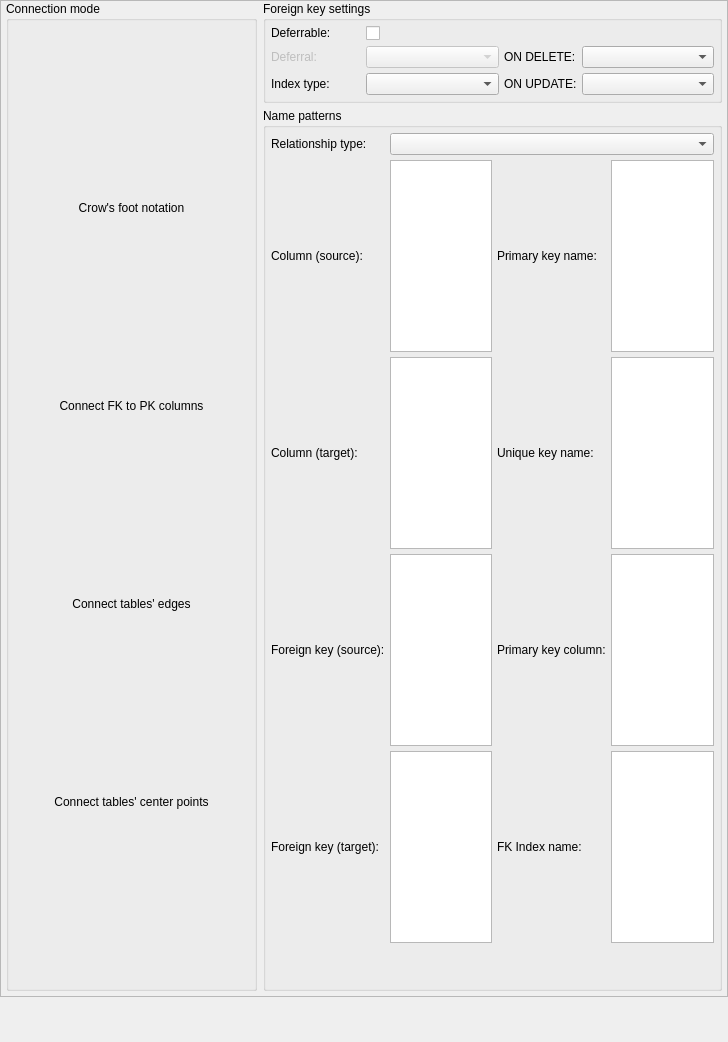
Qt form libs/libgui/ui/settings/relationshipconfigwidget.ui (maniac787/pgmodeler) before a commit.
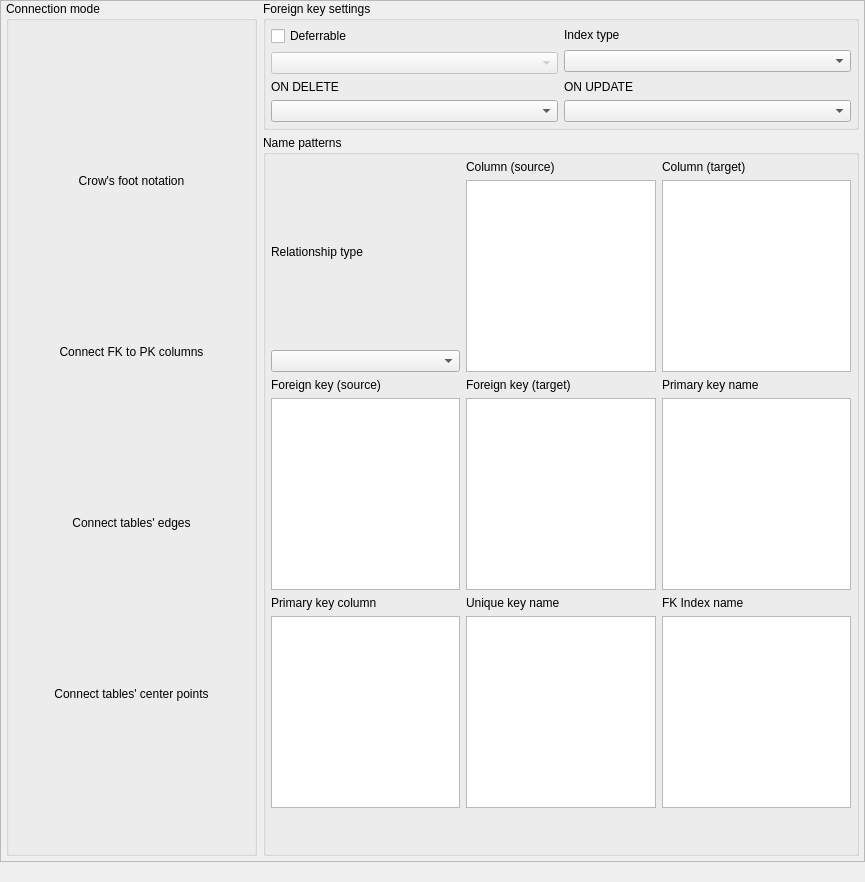
The same form after that commit. Icons and pictures are not drawn.

Commit message: Continue UI refinements: improve relationshipconfigwidget layout structure

Diff of the .ui file:
```diff
--- a/libs/libgui/ui/settings/relationshipconfigwidget.ui
+++ b/libs/libgui/ui/settings/relationshipconfigwidget.ui
@@ -6,8 +6,8 @@
    <rect>
     <x>0</x>
     <y>0</y>
-    <width>728</width>
-    <height>1042</height>
+    <width>865</width>
+    <height>882</height>
    </rect>
   </property>
   <property name="sizePolicy">
@@ -292,56 +292,34 @@
            <property name="bottomMargin">
             <number>5</number>
            </property>
-           <property name="spacing">
-            <number>5</number>
-           </property>
-           <item row="2" column="4">
-            <widget class="QComboBox" name="del_action_cmb">
+           <item row="0" column="0">
+            <layout class="QVBoxLayout" name="verticalLayout_4">
+             <item>
+              <widget class="QCheckBox" name="deferrable_chk">
              <property name="sizePolicy">
               <sizepolicy hsizetype="Expanding" vsizetype="Fixed">
                <horstretch>0</horstretch>
                <verstretch>0</verstretch>
               </sizepolicy>
              </property>
-             <property name="iconSize">
+               <property name="minimumSize">
               <size>
-               <width>28</width>
-               <height>28</height>
-              </size>
-             </property>
-            </widget>
-           </item>
-           <item row="3" column="4">
-            <widget class="QComboBox" name="upd_action_cmb">
-             <property name="sizePolicy">
-              <sizepolicy hsizetype="Expanding" vsizetype="Fixed">
-               <horstretch>0</horstretch>
-               <verstretch>0</verstretch>
-              </sizepolicy>
-             </property>
-             <property name="iconSize">
+                 <width>0</width>
+                 <height>0</height>
+                </size>
+               </property>
+               <property name="maximumSize">
               <size>
-               <width>28</width>
-               <height>28</height>
-              </size>
-             </property>
-            </widget>
-           </item>
-           <item row="2" column="3">
-            <widget class="QLabel" name="on_delete_lbl">
+                 <width>16777215</width>
+                 <height>16777215</height>
+                </size>
+               </property>
              <property name="text">
-              <string>ON DELETE:</string>
+                <string>Deferrable</string>
              </property>
             </widget>
            </item>
-           <item row="3" column="3">
-            <widget class="QLabel" name="on_update_lbl">
-             <property name="text">
-              <string>ON UPDATE:</string>
-             </property>
-            </widget>
-           </item>
-           <item row="2" column="2">
+             <item>
             <widget class="QComboBox" name="deferral_cmb">
              <property name="enabled">
               <bool>false</bool>
@@ -375,45 +353,11 @@
              </property>
             </widget>
            </item>
-           <item row="3" column="2">
-            <widget class="QComboBox" name="index_type_cmb">
-             <property name="sizePolicy">
-              <sizepolicy hsizetype="Expanding" vsizetype="Fixed">
-               <horstretch>0</horstretch>
-               <verstretch>0</verstretch>
-              </sizepolicy>
-             </property>
-            </widget>
+            </layout>
            </item>
-           <item row="2" column="1">
-            <widget class="QLabel" name="deferral_lbl">
-             <property name="enabled">
-              <bool>false</bool>
-             </property>
-             <property name="sizePolicy">
-              <sizepolicy hsizetype="Preferred" vsizetype="Fixed">
-               <horstretch>0</horstretch>
-               <verstretch>0</verstretch>
-              </sizepolicy>
-             </property>
-             <property name="minimumSize">
-              <size>
-               <width>0</width>
-               <height>0</height>
-              </size>
-             </property>
-             <property name="maximumSize">
-              <size>
-               <width>16777215</width>
-               <height>16777215</height>
-              </size>
-             </property>
-             <property name="text">
-              <string>Deferral:</string>
-             </property>
-            </widget>
-           </item>
-           <item row="3" column="1">
+           <item row="0" column="1">
+            <layout class="QVBoxLayout" name="verticalLayout_5">
+             <item>
             <widget class="QLabel" name="index_type_lbl">
              <property name="sizePolicy">
               <sizepolicy hsizetype="Preferred" vsizetype="Fixed">
@@ -434,59 +378,87 @@
               </size>
              </property>
              <property name="text">
-              <string>Index type:</string>
+                <string>Index type</string>
              </property>
             </widget>
            </item>
-           <item row="0" column="2">
-            <widget class="QCheckBox" name="deferrable_chk">
+             <item>
+              <widget class="QComboBox" name="index_type_cmb">
              <property name="sizePolicy">
               <sizepolicy hsizetype="Expanding" vsizetype="Fixed">
                <horstretch>0</horstretch>
                <verstretch>0</verstretch>
               </sizepolicy>
              </property>
-             <property name="minimumSize">
-              <size>
-               <width>0</width>
-               <height>0</height>
-              </size>
-             </property>
-             <property name="maximumSize">
-              <size>
-               <width>16777215</width>
-               <height>16777215</height>
-              </size>
-             </property>
+              </widget>
+             </item>
+            </layout>
+           </item>
+           <item row="1" column="0">
+            <layout class="QVBoxLayout" name="verticalLayout_7">
+             <item>
+              <widget class="QLabel" name="on_delete_lbl">
+               <property name="sizePolicy">
+                <sizepolicy hsizetype="Preferred" vsizetype="Fixed">
+                 <horstretch>0</horstretch>
+                 <verstretch>0</verstretch>
+                </sizepolicy>
+               </property>
              <property name="text">
-              <string/>
+                <string>ON DELETE</string>
              </property>
             </widget>
            </item>
-           <item row="0" column="1">
-            <widget class="QLabel" name="deferrable_lbl">
+             <item>
+              <widget class="QComboBox" name="del_action_cmb">
              <property name="sizePolicy">
-              <sizepolicy hsizetype="Preferred" vsizetype="Fixed">
+                <sizepolicy hsizetype="Expanding" vsizetype="Fixed">
                <horstretch>0</horstretch>
                <verstretch>0</verstretch>
               </sizepolicy>
              </property>
-             <property name="minimumSize">
+               <property name="iconSize">
               <size>
-               <width>90</width>
-               <height>0</height>
-              </size>
-             </property>
-             <property name="maximumSize">
-              <size>
-               <width>90</width>
-               <height>16777215</height>
-              </size>
+                 <width>28</width>
+                 <height>28</height>
+                </size>
+               </property>
+              </widget>
+             </item>
+            </layout>
+           </item>
+           <item row="1" column="1">
+            <layout class="QVBoxLayout" name="verticalLayout_8">
+             <item>
+              <widget class="QLabel" name="on_update_lbl">
+               <property name="sizePolicy">
+                <sizepolicy hsizetype="Preferred" vsizetype="Fixed">
+                 <horstretch>0</horstretch>
+                 <verstretch>0</verstretch>
+                </sizepolicy>
              </property>
              <property name="text">
-              <string>Deferrable:</string>
-             </property>
-            </widget>
+                <string>ON UPDATE</string>
+               </property>
+              </widget>
+             </item>
+             <item>
+              <widget class="QComboBox" name="upd_action_cmb">
+               <property name="sizePolicy">
+                <sizepolicy hsizetype="Expanding" vsizetype="Fixed">
+                 <horstretch>0</horstretch>
+                 <verstretch>0</verstretch>
+                </sizepolicy>
+               </property>
+               <property name="iconSize">
+                <size>
+                 <width>28</width>
+                 <height>28</height>
+                </size>
+               </property>
+              </widget>
+             </item>
+            </layout>
            </item>
           </layout>
          </widget>
@@ -494,17 +466,11 @@
         <item>
          <widget class="QGroupBox" name="name_patterns_grp">
           <property name="sizePolicy">
-           <sizepolicy hsizetype="Preferred" vsizetype="Expanding">
+           <sizepolicy hsizetype="Preferred" vsizetype="Preferred">
             <horstretch>0</horstretch>
             <verstretch>0</verstretch>
            </sizepolicy>
           </property>
-          <property name="minimumSize">
-           <size>
-            <width>0</width>
-            <height>0</height>
-           </size>
-          </property>
           <property name="font">
            <font>
             <italic>false</italic>
@@ -532,87 +498,20 @@
            <property name="bottomMargin">
             <number>5</number>
            </property>
-           <property name="spacing">
-            <number>5</number>
-           </property>
-           <item row="3" column="4">
-            <widget class="QPlainTextEdit" name="pk_col_pattern_txt">
-             <property name="sizePolicy">
-              <sizepolicy hsizetype="Expanding" vsizetype="Fixed">
-               <horstretch>0</horstretch>
-               <verstretch>0</verstretch>
-              </sizepolicy>
-             </property>
-             <property name="minimumSize">
-              <size>
-               <width>0</width>
-               <height>0</height>
-              </size>
-             </property>
-             <property name="maximumSize">
-              <size>
-               <width>16777215</width>
-               <height>16777215</height>
-              </size>
-             </property>
-             <property name="verticalScrollBarPolicy">
-              <enum>Qt::ScrollBarPolicy::ScrollBarAlwaysOff</enum>
-             </property>
-             <property name="horizontalScrollBarPolicy">
-              <enum>Qt::ScrollBarPolicy::ScrollBarAlwaysOff</enum>
-             </property>
-            </widget>
-           </item>
-           <item row="4" column="1">
-            <widget class="QPlainTextEdit" name="dst_fk_pattern_txt">
-             <property name="sizePolicy">
-              <sizepolicy hsizetype="Expanding" vsizetype="Fixed">
-               <horstretch>0</horstretch>
-               <verstretch>0</verstretch>
-              </sizepolicy>
-             </property>
-             <property name="minimumSize">
-              <size>
-               <width>0</width>
-               <height>0</height>
-              </size>
-             </property>
-             <property name="maximumSize">
-              <size>
-               <width>16777215</width>
-               <height>16777215</height>
-              </size>
-             </property>
-             <property name="verticalScrollBarPolicy">
-              <enum>Qt::ScrollBarPolicy::ScrollBarAlwaysOff</enum>
-             </property>
-             <property name="horizontalScrollBarPolicy">
-              <enum>Qt::ScrollBarPolicy::ScrollBarAlwaysOff</enum>
-             </property>
-            </widget>
-           </item>
-           <item row="2" column="0">
+           <item row="0" column="2">
+            <layout class="QVBoxLayout" name="verticalLayout_11">
+             <item>
             <widget class="QLabel" name="dst_col_pattern_lbl">
              <property name="toolTip">
               <string>Pattern for columns generated based upon target table's pk (n-n).</string>
              </property>
              <property name="text">
-              <string>Column (target):</string>
+                <string>Column (target)</string>
              </property>
             </widget>
            </item>
-           <item row="4" column="0">
-            <widget class="QLabel" name="dst_fk_pattern_lbl">
-             <property name="toolTip">
-              <string>Pattern for foreign key generated based upon target table's pk (n-n).</string>
-             </property>
-             <property name="text">
-              <string>Foreign key (target):</string>
-             </property>
-            </widget>
-           </item>
-           <item row="1" column="1">
-            <widget class="QPlainTextEdit" name="src_col_pattern_txt">
+             <item>
+              <widget class="QPlainTextEdit" name="dst_col_pattern_txt">
              <property name="sizePolicy">
               <sizepolicy hsizetype="Expanding" vsizetype="Fixed">
                <horstretch>0</horstretch>
@@ -639,7 +538,21 @@
              </property>
             </widget>
            </item>
-           <item row="2" column="4">
+            </layout>
+           </item>
+           <item row="2" column="1">
+            <layout class="QVBoxLayout" name="verticalLayout_12">
+             <item>
+              <widget class="QLabel" name="uq_pattern_lbl">
+               <property name="toolTip">
+                <string>Pattern for unique key generated by the relationship.</string>
+               </property>
+               <property name="text">
+                <string>Unique key name</string>
+               </property>
+              </widget>
+             </item>
+             <item>
             <widget class="QPlainTextEdit" name="uq_pattern_txt">
              <property name="sizePolicy">
               <sizepolicy hsizetype="Expanding" vsizetype="Fixed">
@@ -667,14 +580,18 @@
              </property>
             </widget>
            </item>
+            </layout>
+           </item>
            <item row="0" column="0">
+            <layout class="QVBoxLayout" name="verticalLayout_17">
+             <item>
             <widget class="QLabel" name="label">
              <property name="text">
-              <string>Relationship type:</string>
+                <string>Relationship type</string>
              </property>
             </widget>
            </item>
-           <item row="0" column="1" colspan="4">
+             <item>
             <widget class="QComboBox" name="rel_type_cmb">
              <property name="iconSize">
               <size>
@@ -684,36 +601,22 @@
              </property>
             </widget>
            </item>
-           <item row="3" column="1">
-            <widget class="QPlainTextEdit" name="src_fk_pattern_txt">
-             <property name="sizePolicy">
-              <sizepolicy hsizetype="Expanding" vsizetype="Fixed">
-               <horstretch>0</horstretch>
-               <verstretch>0</verstretch>
-              </sizepolicy>
-             </property>
-             <property name="minimumSize">
-              <size>
-               <width>0</width>
-               <height>0</height>
-              </size>
-             </property>
-             <property name="maximumSize">
-              <size>
-               <width>16777215</width>
-               <height>16777215</height>
-              </size>
-             </property>
-             <property name="verticalScrollBarPolicy">
-              <enum>Qt::ScrollBarPolicy::ScrollBarAlwaysOff</enum>
-             </property>
-             <property name="horizontalScrollBarPolicy">
-              <enum>Qt::ScrollBarPolicy::ScrollBarAlwaysOff</enum>
-             </property>
-            </widget>
-           </item>
-           <item row="1" column="4">
-            <widget class="QPlainTextEdit" name="pk_pattern_txt">
+            </layout>
+           </item>
+           <item row="1" column="1">
+            <layout class="QVBoxLayout" name="verticalLayout_15">
+             <item>
+              <widget class="QLabel" name="dst_fk_pattern_lbl">
+               <property name="toolTip">
+                <string>Pattern for foreign key generated based upon target table's pk (n-n).</string>
+               </property>
+               <property name="text">
+                <string>Foreign key (target)</string>
+               </property>
+              </widget>
+             </item>
+             <item>
+              <widget class="QPlainTextEdit" name="dst_fk_pattern_txt">
              <property name="sizePolicy">
               <sizepolicy hsizetype="Expanding" vsizetype="Fixed">
                <horstretch>0</horstretch>
@@ -740,18 +643,22 @@
              </property>
             </widget>
            </item>
-           <item row="3" column="2" colspan="2">
+            </layout>
+           </item>
+           <item row="2" column="0">
+            <layout class="QVBoxLayout" name="verticalLayout_14">
+             <item>
             <widget class="QLabel" name="pk_col_pattern_lbl">
              <property name="toolTip">
               <string>Pattern for primary key generated by identifier relationship.</string>
              </property>
              <property name="text">
-              <string>Primary key column:</string>
+                <string>Primary key column</string>
              </property>
             </widget>
            </item>
-           <item row="4" column="4">
-            <widget class="QPlainTextEdit" name="fk_idx_pattern_txt">
+             <item>
+              <widget class="QPlainTextEdit" name="pk_col_pattern_txt">
              <property name="sizePolicy">
               <sizepolicy hsizetype="Expanding" vsizetype="Fixed">
                <horstretch>0</horstretch>
@@ -778,58 +685,148 @@
              </property>
             </widget>
            </item>
-           <item row="4" column="2">
+            </layout>
+           </item>
+           <item row="1" column="0">
+            <layout class="QVBoxLayout" name="verticalLayout_13">
+             <item>
+              <widget class="QLabel" name="src_fk_pattern_lbl">
+               <property name="toolTip">
+                <string>Pattern for foreign key generated based upon reference table's pk (1-1 and 1-n) or based upon source table's pk (n-n).</string>
+               </property>
+               <property name="text">
+                <string>Foreign key (source)</string>
+               </property>
+              </widget>
+             </item>
+             <item>
+              <widget class="QPlainTextEdit" name="src_fk_pattern_txt">
+               <property name="sizePolicy">
+                <sizepolicy hsizetype="Expanding" vsizetype="Fixed">
+                 <horstretch>0</horstretch>
+                 <verstretch>0</verstretch>
+                </sizepolicy>
+               </property>
+               <property name="minimumSize">
+                <size>
+                 <width>0</width>
+                 <height>0</height>
+                </size>
+               </property>
+               <property name="maximumSize">
+                <size>
+                 <width>16777215</width>
+                 <height>16777215</height>
+                </size>
+               </property>
+               <property name="verticalScrollBarPolicy">
+                <enum>Qt::ScrollBarPolicy::ScrollBarAlwaysOff</enum>
+               </property>
+               <property name="horizontalScrollBarPolicy">
+                <enum>Qt::ScrollBarPolicy::ScrollBarAlwaysOff</enum>
+               </property>
+              </widget>
+             </item>
+            </layout>
+           </item>
+           <item row="2" column="2">
+            <layout class="QVBoxLayout" name="verticalLayout_16">
+             <item>
             <widget class="QLabel" name="fk_idx_pattern_lbl">
              <property name="toolTip">
               <string>Pattern for unique key generated by the relationship.</string>
              </property>
              <property name="text">
-              <string>FK Index name:</string>
+                <string>FK Index name</string>
              </property>
             </widget>
            </item>
-           <item row="1" column="2">
-            <widget class="QLabel" name="pk_pattern_lbl">
-             <property name="toolTip">
-              <string>Pattern for primary key generated by identifier relationship.</string>
-             </property>
-             <property name="text">
-              <string>Primary key name:</string>
-             </property>
-            </widget>
-           </item>
-           <item row="2" column="2">
-            <widget class="QLabel" name="uq_pattern_lbl">
-             <property name="toolTip">
-              <string>Pattern for unique key generated by the relationship.</string>
-             </property>
-             <property name="text">
-              <string>Unique key name:</string>
-             </property>
-            </widget>
-           </item>
-           <item row="1" column="0">
+             <item>
+              <widget class="QPlainTextEdit" name="fk_idx_pattern_txt">
+               <property name="sizePolicy">
+                <sizepolicy hsizetype="Expanding" vsizetype="Fixed">
+                 <horstretch>0</horstretch>
+                 <verstretch>0</verstretch>
+                </sizepolicy>
+               </property>
+               <property name="minimumSize">
+                <size>
+                 <width>0</width>
+                 <height>0</height>
+                </size>
+               </property>
+               <property name="maximumSize">
+                <size>
+                 <width>16777215</width>
+                 <height>16777215</height>
+                </size>
+               </property>
+               <property name="verticalScrollBarPolicy">
+                <enum>Qt::ScrollBarPolicy::ScrollBarAlwaysOff</enum>
+               </property>
+               <property name="horizontalScrollBarPolicy">
+                <enum>Qt::ScrollBarPolicy::ScrollBarAlwaysOff</enum>
+               </property>
+              </widget>
+             </item>
+            </layout>
+           </item>
+           <item row="0" column="1">
+            <layout class="QVBoxLayout" name="verticalLayout_9">
+             <item>
             <widget class="QLabel" name="src_col_pattern_lbl">
              <property name="toolTip">
               <string>Pattern for columns generated based upon reference table's pk (1-1 and 1-n) or based upon source table's pk (n-n).</string>
              </property>
              <property name="text">
-              <string>Column (source):</string>
+                <string>Column (source)</string>
              </property>
             </widget>
            </item>
-           <item row="3" column="0">
-            <widget class="QLabel" name="src_fk_pattern_lbl">
+             <item>
+              <widget class="QPlainTextEdit" name="src_col_pattern_txt">
+               <property name="sizePolicy">
+                <sizepolicy hsizetype="Expanding" vsizetype="Fixed">
+                 <horstretch>0</horstretch>
+                 <verstretch>0</verstretch>
+                </sizepolicy>
+               </property>
+               <property name="minimumSize">
+                <size>
+                 <width>0</width>
+                 <height>0</height>
+                </size>
+               </property>
+               <property name="maximumSize">
+                <size>
+                 <width>16777215</width>
+                 <height>16777215</height>
+                </size>
+               </property>
+               <property name="verticalScrollBarPolicy">
+                <enum>Qt::ScrollBarPolicy::ScrollBarAlwaysOff</enum>
+               </property>
+               <property name="horizontalScrollBarPolicy">
+                <enum>Qt::ScrollBarPolicy::ScrollBarAlwaysOff</enum>
+               </property>
+              </widget>
+             </item>
+            </layout>
+           </item>
+           <item row="1" column="2">
+            <layout class="QVBoxLayout" name="verticalLayout_10">
+             <item>
+              <widget class="QLabel" name="pk_pattern_lbl">
              <property name="toolTip">
               <string>Pattern for foreign key generated based upon reference table's pk (1-1 and 1-n) or based upon source table's pk (n-n).</string>
              </property>
              <property name="text">
-              <string>Foreign key (source):</string>
+                <string>Primary key name</string>
              </property>
             </widget>
            </item>
-           <item row="2" column="1">
-            <widget class="QPlainTextEdit" name="dst_col_pattern_txt">
+             <item>
+              <widget class="QPlainTextEdit" name="pk_pattern_txt">
              <property name="sizePolicy">
               <sizepolicy hsizetype="Expanding" vsizetype="Fixed">
                <horstretch>0</horstretch>
@@ -856,7 +853,9 @@
              </property>
             </widget>
            </item>
-           <item row="5" column="2">
+            </layout>
+           </item>
+           <item row="3" column="0" colspan="2">
             <spacer name="verticalSpacer">
              <property name="orientation">
               <enum>Qt::Orientation::Vertical</enum>
```
Left out of the diff: 2 changed lines with no effect on the pictures. Lines whose indentation alone changed are shown as unchanged. The commit also changes 2 other files.
